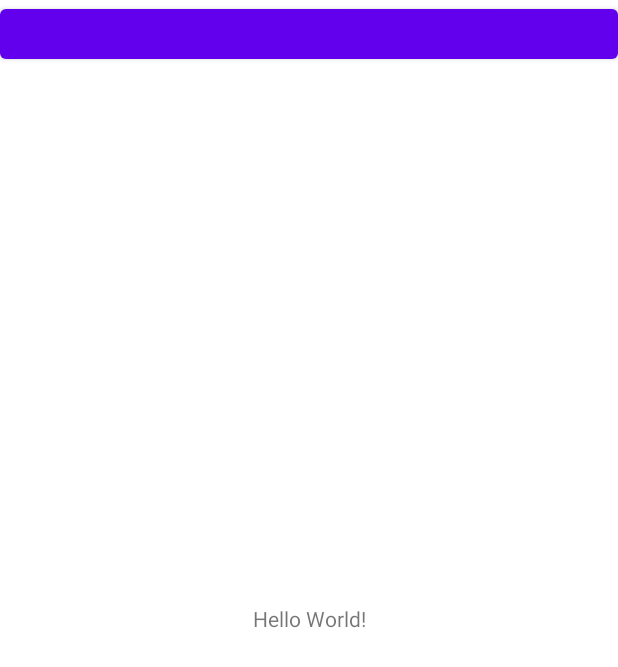
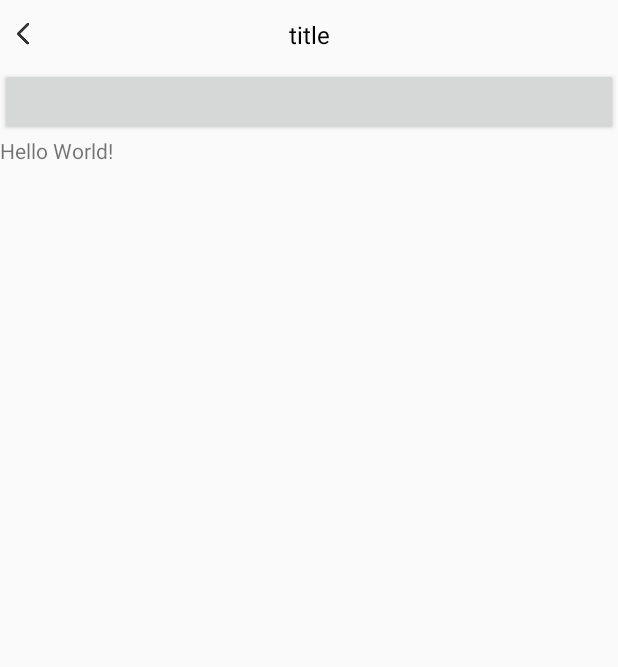
Before and after one commit to Quenstin/BasicMvvm, an Android app: the layout activity_main.xml on its own in the app's theme, with its tools: preview values and no code run, on a phone screen of 412 x 824 dp. Shown: the top 667 px of the screen. Run offline under Robolectric (Android 15) with nearby library versions, the phone set to English and light mode, and no system bars.

Commit message:
简单增加了basicTitle

```diff
--- /dev/null
+++ b/BasicModel/src/main/res/layout/layout_basic_view_title.xml
@@ -0,0 +1,32 @@
+<?xml version="1.0" encoding="utf-8"?>
+<androidx.constraintlayout.widget.ConstraintLayout xmlns:android="http://schemas.android.com/apk/res/android"
+    xmlns:app="http://schemas.android.com/apk/res-auto"
+    android:layout_width="match_parent"
+    android:layout_height="45dp">
+
+    <ImageButton
+        android:id="@+id/BasicViewTitleBack"
+        android:layout_width="wrap_content"
+        android:layout_height="wrap_content"
+        android:layout_marginStart="5dp"
+        android:background="@color/transparent"
+        android:src="@mipmap/back64"
+        app:layout_constraintBottom_toBottomOf="parent"
+        app:layout_constraintLeft_toLeftOf="parent"
+        app:layout_constraintTop_toTopOf="parent" />
+
+
+    <TextView
+        android:id="@+id/BasicViewTitle"
+        android:layout_width="wrap_content"
+        android:layout_height="wrap_content"
+        android:text="title"
+        android:textColor="@color/black"
+        android:textSize="16sp"
+        app:layout_constraintBottom_toBottomOf="parent"
+        app:layout_constraintLeft_toLeftOf="parent"
+        app:layout_constraintRight_toRightOf="parent"
+        app:layout_constraintTop_toTopOf="parent" />
+
+
+</androidx.constraintlayout.widget.ConstraintLayout>
--- a/app/src/main/res/layout/activity_main.xml
+++ b/app/src/main/res/layout/activity_main.xml
@@ -1,25 +1,25 @@
 <?xml version="1.0" encoding="utf-8"?>
-<androidx.constraintlayout.widget.ConstraintLayout xmlns:android="http://schemas.android.com/apk/res/android"
+<LinearLayout xmlns:android="http://schemas.android.com/apk/res/android"
     xmlns:app="http://schemas.android.com/apk/res-auto"
     xmlns:tools="http://schemas.android.com/tools"
     android:layout_width="match_parent"
     android:layout_height="match_parent"
+    android:orientation="vertical"
     tools:context=".MainActivity">
+
+    <include layout="@layout/layout_basic_view_title" />
+
+
+    <Button
+        android:id="@+id/testButton"
+        android:layout_width="match_parent"
+        android:layout_height="45dp" />
 
     <TextView
         android:id="@+id/testTv"
         android:layout_width="wrap_content"
         android:layout_height="wrap_content"
-        android:text="Hello World!"
-        app:layout_constraintBottom_toBottomOf="parent"
-        app:layout_constraintLeft_toLeftOf="parent"
-        app:layout_constraintRight_toRightOf="parent"
-        app:layout_constraintTop_toTopOf="parent" />
+        android:text="Hello World!" />
 
-    <Button
-        android:id="@+id/testButton"
-        android:layout_width="match_parent"
-        android:layout_height="45dp"
-        app:layout_constraintTop_toTopOf="parent" />
 
-</androidx.constraintlayout.widget.ConstraintLayout>
+</LinearLayout>
--- a/app/src/main/res/values/themes.xml
+++ b/app/src/main/res/values/themes.xml
@@ -1,6 +1,6 @@
 <resources xmlns:tools="http://schemas.android.com/tools">
     <!-- Base application theme. -->
-    <style name="Theme.BasicMvvm" parent="Theme.MaterialComponents.DayNight.DarkActionBar">
+    <style name="Theme.BasicMvvm" parent="Theme.AppCompat.Light.NoActionBar">
         <!-- Primary brand color. -->
         <item name="colorPrimary">@color/purple_500</item>
         <item name="colorPrimaryVariant">@color/purple_700</item>
```
Also changed, not shown: BasicModel/src/main/java/com/quenstin/basicmodel/view/BaseActivity.kt (+17 -8 lines), BasicModel/src/main/java/com/quenstin/basicmodel/view/BaseFragment.kt (+6 -5 lines), app/src/main/java/com/quention/basicmvvm/MainActivity.kt (+9 -5 lines), BasicModel/src/main/res/mipmap-xxhdpi/back64.png (added).
